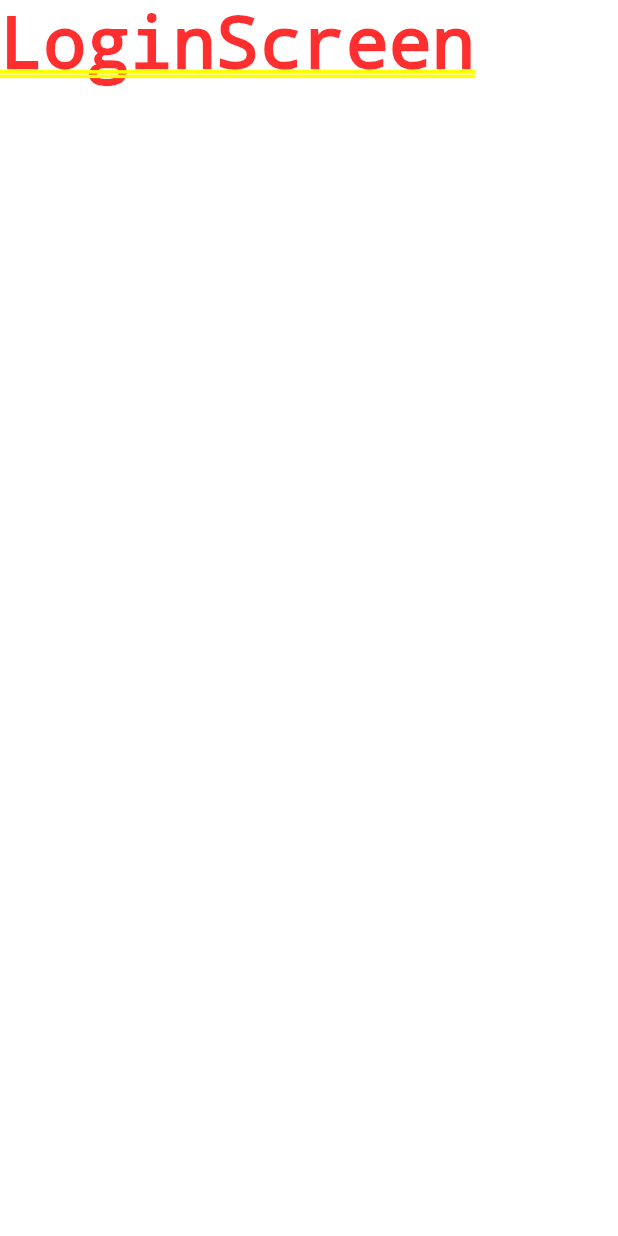
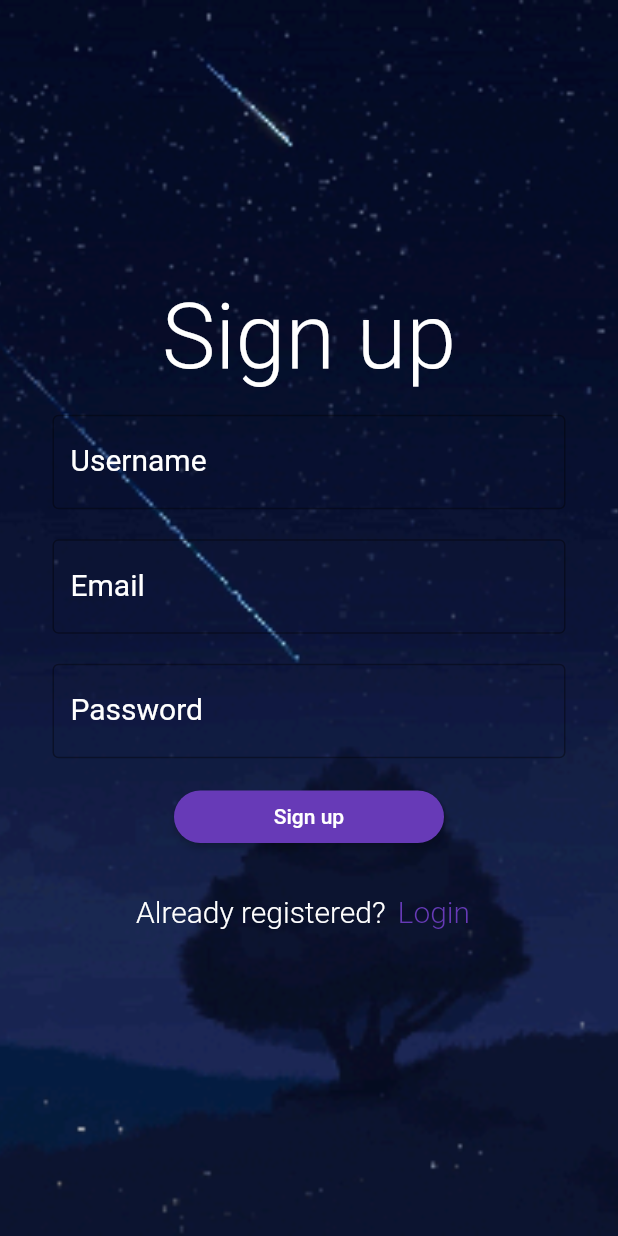
Before and after one commit to Dobby-Needs-Portfolio/flutter-sleep-manager, a Flutter app: the screen it shows after launch, on a phone screen of 412 x 824 dp. Run offline on Flutter 3.47's test engine with Material 2 defaults, Android fonts, the phone set to English and light mode, and no system bars; our stand-ins replace dio, flutter_dotenv, get, sensors_plus, sqflite; accounts and stored records are empty; Roboto replaces fonts that are missing (YUniverse).

Commit message:
Feature: login screen
* feat: login screen shaking effect

로그인 화면에서 기기가 좌우로 움직일 경우 이에 맞춰서 배경화면의 움직임을 구현

DEPENDENCY: sensor_plus

* refactor: modify sensivity about sensor

* feat: login form/validator/controller

로그인 정보를 입력/검증 가능한 로그인 폼을 만들었습니다. 스타일 작업이 필요합니다.

* finish login form/screen

로그인 폼을 작성했습니다. 회원가입 폼을 만들어 주시기 바랍니다.

* fix: delete debug banner on application

* feat: add signup form

```diff
--- a/lib/backend/Util.dart
+++ b/lib/backend/Util.dart
@@ -1,5 +1,7 @@
 import 'package:flutter_dotenv/flutter_dotenv.dart';
+import 'package:get/get.dart';
 import 'package:sleep_manager_app/exception/data/DataFetchException.dart';
+import 'package:sqflite/sqflite.dart';
 
 import '../exception/InitializationException.dart';
 
@@ -10,12 +12,30 @@ class Util {
       throw DuplicateInitException('backend.Util');
     }
     try {
-      dotenv.load(fileName: 'assets/config/.env');
+      // Operation 1
+      await () async {
+        dotenv.load(fileName: 'assets/config/.env');
+      } ();
+      // Operation 2
+      await () async {
+        _databaseInitialize();
+      } ();
+
       _isInitialized = true;
     } catch (e) {
       throw InitializationFailException('backend.Util');
     }
   }
+
+  static void _databaseInitialize() async {
+    // Create/Open database from file
+    String databaseFileName = Util.env('DATABASE_FILENAME');
+    getDatabasesPath()
+        .then((databasePath) => '$databasePath/$databaseFileName')
+        .then((createdFilePath) => openDatabase(createdFilePath))
+        .then((createdDatabase) => Get.put(createdDatabase));
+  }
+
 
   /// Get the environment variable from .env file
   /// by searching [key] from parameter and return it as [String].
@@ -29,4 +49,5 @@ class Util {
     }
     return value;
   }
+
 }
--- /dev/null
+++ b/lib/widget/login.dart
@@ -0,0 +1,471 @@
+import 'dart:developer' as developer;
+
+import 'package:dio/dio.dart';
+import 'package:flutter/material.dart';
+import 'package:get/get.dart';
+import 'package:sensors_plus/sensors_plus.dart';
+
+import '../backend/Util.dart';
+
+/// Login Screen that manages login/signup flow.
+class LoginScreen extends StatelessWidget {
+  const LoginScreen({Key? key}) : super(key: key);
+
+  @override
+  Widget build(BuildContext context) {
+    Get.put(_LoginFormController());
+    Get.put(_SignupFormController());
+    Get.put(_LoginBackgroundController());
+    return Material(
+      // Use stack to position the login form over the background image.
+
+      child: Stack(
+        children: <Widget>[
+          // Background
+          _LoginBackground(),
+          // Login/Signup Selection screen.
+          const Center(child: LoginSelectionWidget()),
+
+        ],
+
+      ),
+    );
+  }
+}
+
+// Login Background widget with accelerometer sensor movement.
+class _LoginBackground extends StatelessWidget {
+  final _LoginBackgroundController c = Get.find<_LoginBackgroundController>();
+  @override
+  Widget build(BuildContext context) {
+    return Obx(() =>
+        Positioned(
+          // Image that reacts with gyroscope to move left/right.
+          top: 0,
+          left: c.xPosition.value < 0 ? c.xPosition.value : 0,
+          right: c.xPosition.value > 0 ? -c.xPosition.value : 0,
+          bottom: 0,
+          child: Image.asset('assets/image/background/starfall.gif',
+            height: double.infinity,
+            fit: BoxFit.fitHeight,
+          ),
+        ),
+    );
+  }
+}
+
+class _LoginBackgroundController extends GetxController {
+  RxDouble xPosition = 0.0.obs;
+  // Gyro-sensitive motion background
+  // https://blog.joshsoftware.com/2020/12/12/flutter-interactive-motion-backgrounds/
+  final double _backgroundShakeSensitivity = 0.8;
+  final double _backgroundShakeLimit = 50;
+  // Constructor that subscribes to accelerometer events.
+  _LoginBackgroundController() {
+    accelerometerEvents.listen((AccelerometerEvent event) {
+      var acc = event.x * _backgroundShakeSensitivity;
+      xPosition.value +=
+      (xPosition.value + acc).abs() <= _backgroundShakeLimit
+          ? acc
+          : 0.0;
+    });
+  }
+}
+
+/// Login/signup Selection container.
+
+class LoginSelectionWidget extends StatelessWidget {
+  const LoginSelectionWidget({Key? key}) : super(key: key);
+
+  @override
+  Widget build(BuildContext context) {
+    var controller = Get.put(_LoginSelectionController());
+    return Obx(() =>
+      controller.isLoginSelected.value ? _LoginForm() : _SignupForm(),
+    );
+  }
+}
+
+class _LoginSelectionController extends GetxController {
+  final RxBool isLoginSelected = false.obs;
+
+}
+
+class _LoginForm extends GetView<_LoginFormController> {
+
+  @override
+  Widget build(BuildContext context) {
+    return Container(
+      // Login form that receives password, email and login button.
+      child: Form(
+        key: controller.loginFormKey,
+        child: Column(
+          mainAxisSize: MainAxisSize.min,
+          mainAxisAlignment: MainAxisAlignment.spaceBetween,
+          children: [
+            // "Login" Text
+            Padding(
+              padding: const EdgeInsets.all(12.0),
+              child: const Text(
+                'Login',
+                style: TextStyle(
+                  fontSize: 60,
+                  color: Colors.white,
+                  // YUniverse Light.
+                  fontFamily: 'YUniverse',
+                  fontWeight: FontWeight.w300,
+                ),
+                textAlign: TextAlign.left,
+              ),
+            ),
+            // Email text field.
+            Padding(
+              padding: const EdgeInsets.fromLTRB(35.0, 5.0, 35.0, 15.0),
+              child: TextFormField(
+                decoration: const InputDecoration(
+                  labelText: 'Email',
+                  border: OutlineInputBorder(),
+                  labelStyle: TextStyle(
+                    color: Colors.white,
+                  ),
+                ),
+                style: const TextStyle(fontSize: 20, color: Colors.white),
+                controller: controller.emailController,
+                validator: controller.emailValidator,
+              ),
+            ),
+            // Password text field.
+            Padding(
+              padding: const EdgeInsets.fromLTRB(35.0, 5.0, 35.0, 15.0),
+              child: TextFormField(
+                obscureText: true,
+                decoration: const InputDecoration(
+                  labelText: 'Password',
+                  border: OutlineInputBorder(),
+                  labelStyle: TextStyle(
+                    color: Colors.white,
+                  ),
+                ),
+                style: const TextStyle(fontSize: 20, color: Colors.white),
+                controller: controller.passwordController,
+                validator: controller.passwordValidator,
+              ),
+            ),
+            // Login button.
+            ElevatedButton(
+              style: ElevatedButton.styleFrom(
+                shape: RoundedRectangleBorder(
+                  borderRadius: BorderRadius.circular(30),
+                ),
+                minimumSize: const Size(180, 35)
+              ),
+              onPressed: () {
+                controller.login();
+              },
+              child: const Text('Login'),
+            ),
+            // "Not a member? <a>sign up<a> text that change states to signup form.
+            Padding(
+              padding: const EdgeInsets.fromLTRB(35.0, 15.0, 35.0, 15.0),
+              child: Row(
+                mainAxisSize: MainAxisSize.min,
+                children: [
+                  Text(
+                    'Not a member?',
+                    style: TextStyle(
+                      fontSize: 20,
+                      color: Colors.white,
+                      // YUniverse Light.
+                      fontFamily: 'YUniverse',
+                      fontWeight: FontWeight.w300,
+                    ),
+                    textAlign: TextAlign.left,
+                  ),
+                  TextButton(
+                    onPressed: () {
+                      _LoginSelectionController loginController = Get.find();
+                      loginController.isLoginSelected.value = false;
+                    },
+                    child: Text(
+                      'Sign up',
+                      style: TextStyle(
+                        fontSize: 20,
+                        color: Colors.white,
+                        // YUniverse Light.
+                        fontFamily: 'YUniverse',
+                        fontWeight: FontWeight.w300,
+                      ),
+                      textAlign: TextAlign.left,
+                    ),
+                  ),
+                ],
+              ),
+            ),
+          ],
+        ),
+      ),
+    );
+  }
+}
+
+class _LoginFormController extends GetxController {
+  // Login form key.
+  final GlobalKey<FormState> loginFormKey = GlobalKey<FormState>();
+  // Controllers
+  final emailController = TextEditingController();
+  final passwordController = TextEditingController();
+
+  // Validators
+  String? emailValidator(String? value) {
+    if (value == null || value.isEmpty) {
+      return 'Please enter your email';
+    } else if (!RegExp("^[a-zA-Z0-9.a-zA-Z0-9.!#\$%&'*+-/=?^_`{|}~]+@[a-zA-Z0-9]+\\.[a-zA-Z]+").hasMatch(value)) {
+      return 'Please enter a valid email';
+    }
+    return null;
+  }
+  String? passwordValidator(String? value) {
+    if (value == null || value.isEmpty) {
+      return 'Please enter your password';
+    }
+    return null;
+  }
+
+  // Login
+  void login() {
+    if (loginFormKey.currentState!.validate()) {
+      developer.log("Login button clicked, "
+          "id: ${emailController.text}, "
+          "password: ${passwordController.text}");
+      // Login logic
+      Dio().post('${Util.env('SERVER_URL')}/login',
+          data: {
+            'email': emailController.text,
+            'password': passwordController.text,
+          }).then((response) {
+        if (response.statusCode == 200) {
+          // Save token sent by server to database and navigate to MainScreen.
+          Get.offAllNamed('/main');
+        }
+      });
+    }
+  }
+}
+
+class _SignupForm extends GetView<_SignupFormController> {
+  const _SignupForm({Key? key}) : super(key: key);
+
+  @override
+  Widget build(BuildContext context) {
+    return Form(
+      key: controller.signupFormKey,
+      child: Column(
+        mainAxisSize: MainAxisSize.min,
+        mainAxisAlignment: MainAxisAlignment.spaceBetween,
+        children: [
+          // "Login" Text
+          const Padding(
+            padding: EdgeInsets.all(12.0),
+            child: Text(
+              'Sign up',
+              style: TextStyle(
+                fontSize: 60,
+                color: Colors.white,
+                // YUniverse Light.
+                fontFamily: 'YUniverse',
+                fontWeight: FontWeight.w300,
+              ),
+              textAlign: TextAlign.left,
+            ),
+          ),
+          // Username text field.
+          Padding(
+            padding: const EdgeInsets.fromLTRB(35.0, 5.0, 35.0, 15.0),
+            child: TextFormField(
+              decoration: const InputDecoration(
+                labelText: 'Username',
+                border: OutlineInputBorder(),
+                labelStyle: TextStyle(
+                  color: Colors.white,
+                ),
+              ),
+              style: const TextStyle(fontSize: 20, color: Colors.white),
+              controller: controller.usernameController,
+              validator: controller.usernameValidator,
+            ),
+          ),
+          // Email text field.
+          Padding(
+            padding: const EdgeInsets.fromLTRB(35.0, 5.0, 35.0, 15.0),
+            child: TextFormField(
+              decoration: const InputDecoration(
+                labelText: 'Email',
+                border: OutlineInputBorder(),
+                labelStyle: TextStyle(
+                  color: Colors.white,
+                ),
+              ),
+              style: const TextStyle(fontSize: 20, color: Colors.white),
+              controller: controller.emailController,
+              validator: controller.emailValidator,
+            ),
+          ),
+          // Password text field.
+          Padding(
+            padding: const EdgeInsets.fromLTRB(35.0, 5.0, 35.0, 15.0),
+            child: TextFormField(
+              obscureText: true,
+              decoration: const InputDecoration(
+                labelText: 'Password',
+                border: OutlineInputBorder(),
+                labelStyle: TextStyle(
+                  color: Colors.white,
+                ),
+              ),
+              style: const TextStyle(fontSize: 20, color: Colors.white),
+              controller: controller.passwordController,
+              validator: controller.passwordValidator,
+            ),
+          ),
+          // Login button.
+          ElevatedButton(
+            style: ElevatedButton.styleFrom(
+                shape: RoundedRectangleBorder(
+                  borderRadius: BorderRadius.circular(30),
+                ),
+                minimumSize: const Size(180, 35)
+            ),
+            onPressed: () {
+              controller.signup();
+            },
+            child: const Text('Sign up'),
+          ),
+          // "Already registered? <a>login<a> text that change states to signup form.
+          Padding(
+            padding: const EdgeInsets.fromLTRB(35.0, 15.0, 35.0, 15.0),
+            child: Row(
+              mainAxisSize: MainAxisSize.min,
+              children: [
+                const Text(
+                  'Already registered?',
+                  style: TextStyle(
+                    fontSize: 20,
+                    color: Colors.white,
+                    // YUniverse Light.
+                    fontFamily: 'YUniverse',
+                    fontWeight: FontWeight.w300,
+                  ),
+                  textAlign: TextAlign.left,
+                ),
+                TextButton(
+                  onPressed: () {
+                    _LoginSelectionController loginController = Get.find();
+                    loginController.isLoginSelected.value = true;
+                  },
+                  child: const Text(
+                    'Login',
+                    style: TextStyle(
+                      fontSize: 20,
+                      color: Colors.deepPurple,
+                      // YUniverse Light.
+                      fontFamily: 'YUniverse',
+                      fontWeight: FontWeight.w300,
+                    ),
+                    textAlign: TextAlign.left,
+                  ),
+                ),
+              ],
+            ),
+          ),
+        ],
+      ),
+    );
+  }
+}
+
+class _SignupFormController extends GetxController {
+  // Signup form key.
+  final GlobalKey<FormState> signupFormKey = GlobalKey<FormState>();
+  // Controllers
+  final usernameController = TextEditingController();
+  final emailController = TextEditingController();
+  final passwordController = TextEditingController();
+
+  // Validators
+  String? usernameValidator(String? value) {
+    // If value is empty
+    if (value == null || value.isEmpty) {
+      return 'Please enter your username';
+    }
+    // If value has forbidden characters
+    if (!RegExp("^[A-Za-z0-9._]+\$").hasMatch(value)) {
+      return 'Only lowercase, uppercase, number, ._ is allowed';
+    }
+    return null;
+  }
+
+  String? emailValidator(String? value) {
+    if (value == null || value.isEmpty) {
+      return 'Please enter your email';
+    } else if (!RegExp("^[a-zA-Z0-9.a-zA-Z0-9.!#\$%&'*+-/=?^_`{|}~]+@[a-zA-Z0-9]+\\.[a-zA-Z]+").hasMatch(value)) {
+      return 'Please enter a valid email';
+    }
+    return null;
+  }
+
+  String? passwordValidator(String? value) {
+    // If password is empty
+    if (value == null || value.isEmpty) {
+      return 'Please enter your password';
+    }
+    // If password have unauthorised characters
+    if (!RegExp("^(?=.*[a-z])(?=.*[A-Z])(?=.*[0-9])(?=.*[!@#\$%^&*])(?=.{8,})").hasMatch(value)) {
+      return 'Only lowercase, uppercase, numbers and !@#\$%^& allowed';
+    }
+    // If password is less than 8 characters or more than 40 characters
+    else if (value.length < 8 || value.length > 20) {
+      return 'Password must be between 8 and 40 characters';
+    }
+    // If password does not contain at least one uppercase letter
+    else if (!RegExp(r'[A-Z]').hasMatch(value)) {
+      return 'Password must contain at least one uppercase letter';
+    }
+    // If password does not contain at least one lowercase letter
+    else if (!RegExp(r'[a-z]').hasMatch(value)) {
+      return 'Password must contain at least one lowercase letter';
+    }
+    // If password does not contain at least one number
+    else if (!RegExp(r'[0-9]').hasMatch(value)) {
+      return 'Password must contain at least one number';
+    }
+    // If password does not contain at least one special character
+    else if (!RegExp(r'[!@#\$%^&*]').hasMatch(value)) {
+      return 'Password must contain at least one special character';
+    }
+
+    return null;
+  }
+
+  // Signup
+  void signup() {
+    if (signupFormKey.currentState!.validate()) {
+      developer.log("Signup button clicked, "
+          "username: ${usernameController.text}, "
+          "email: ${emailController.text}, "
+          "password: ${passwordController.text}");
+      // Signup logic
+      Dio().post('${Util.env('SERVER_URL')}/signup',
+          data: {
+            'username': usernameController.text,
+            'email': emailController.text,
+            'password': passwordController.text,
+          }).then((response) {
+        if (response.statusCode == 200) {
+          // Save token sent by server to database and navigate to MainScreen.
+          Get.offAllNamed('/main');
+        }
+      });
+    }
+  }
+
+}
```
Also changed, not shown: lib/backend/database/database.dart (deleted, +0 -23 lines), lib/main.dart (+8 -23 lines), lib/widget/mainscreen.dart (added, +12 -0 lines), pubspec.yaml (+11 -7 lines), assets/image/background/starfall.gif (added), pubspec.lock, 5 other files.
